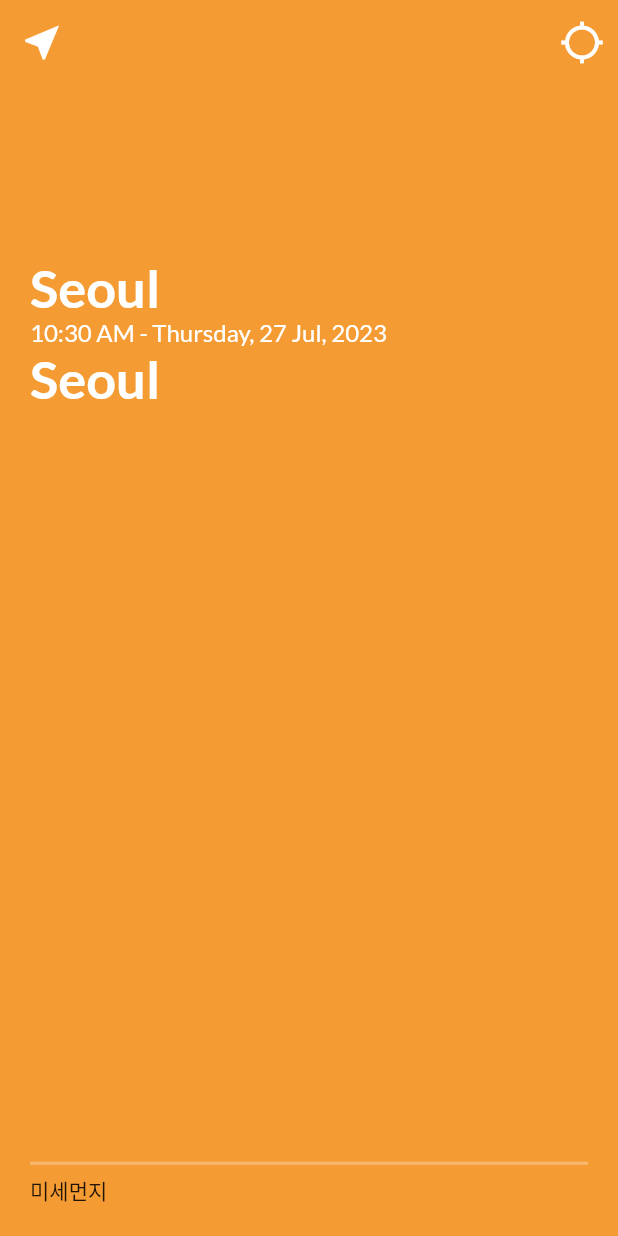
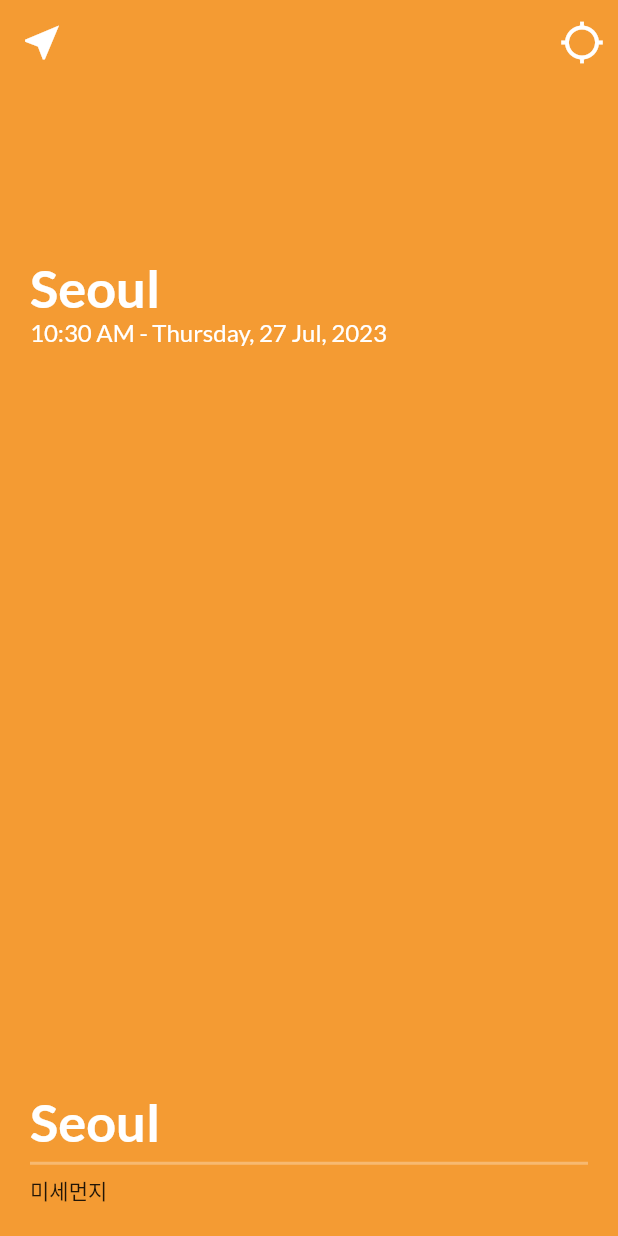
Before and after one commit to NalaJang/flutter_study, a Flutter app: the WeatherScreenState screen opened directly, on a phone screen of 412 x 824 dp. Run offline on Flutter 3.47's test engine with Material 2 defaults, Android fonts, the phone set to English and light mode, and no system bars; our stand-ins replace flutter_svg, geolocator, google_fonts, timer_builder; network calls fail; statements that could not run were skipped.

Commit message:
Fix:날짜 정보와 날씨 정보 column 공간 띄우기

```diff
--- a/weather_app/lib/screens/weather_screen.dart
+++ b/weather_app/lib/screens/weather_screen.dart
@@ -78,8 +78,14 @@ class _WeatherScreenStateState extends State<WeatherScreenState> {
               child: Column(
                 mainAxisAlignment: MainAxisAlignment.spaceBetween,
                 children: [
-                  Column(
+
+                  // 날짜 정보와 날씨 정보의 column 을 띄우기 위해 spaceBetween 를 사용했지만
+                  // 날씨 정보의 column 은 이미 충분한 공간을 사용하고 있기 때문에 공간이 떨어지지 않는다.
+                  // 그래서 Expanded widget 으로 공간을 억지로 떨어뜨리게 한다.
+                  Expanded(
+                    child: Column(
                       crossAxisAlignment: CrossAxisAlignment.start,
+                      mainAxisAlignment: MainAxisAlignment.spaceBetween,
                       children: [
                         Column(
                           crossAxisAlignment: CrossAxisAlignment.start,
@@ -146,6 +152,7 @@ class _WeatherScreenStateState extends State<WeatherScreenState> {
                         )
                       ],
                     ),
+                  ),
 
                   // 대기 지수를 보여주기 위한 column
                   Column(
```
Lines whose indentation alone changed are shown as unchanged.
